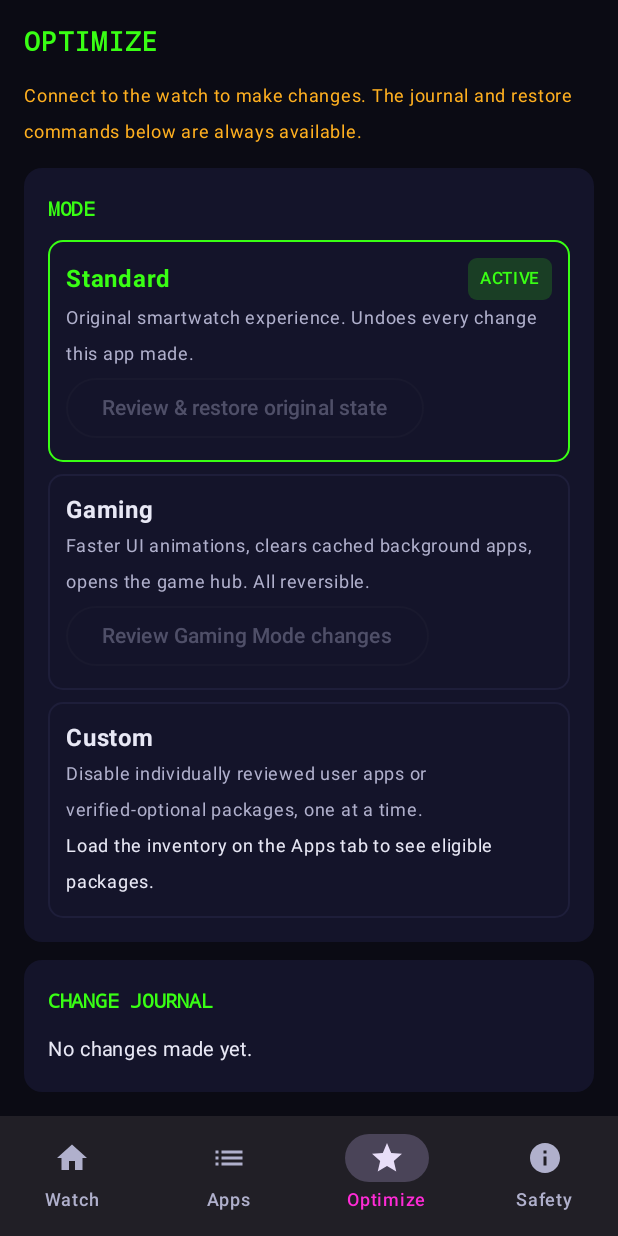
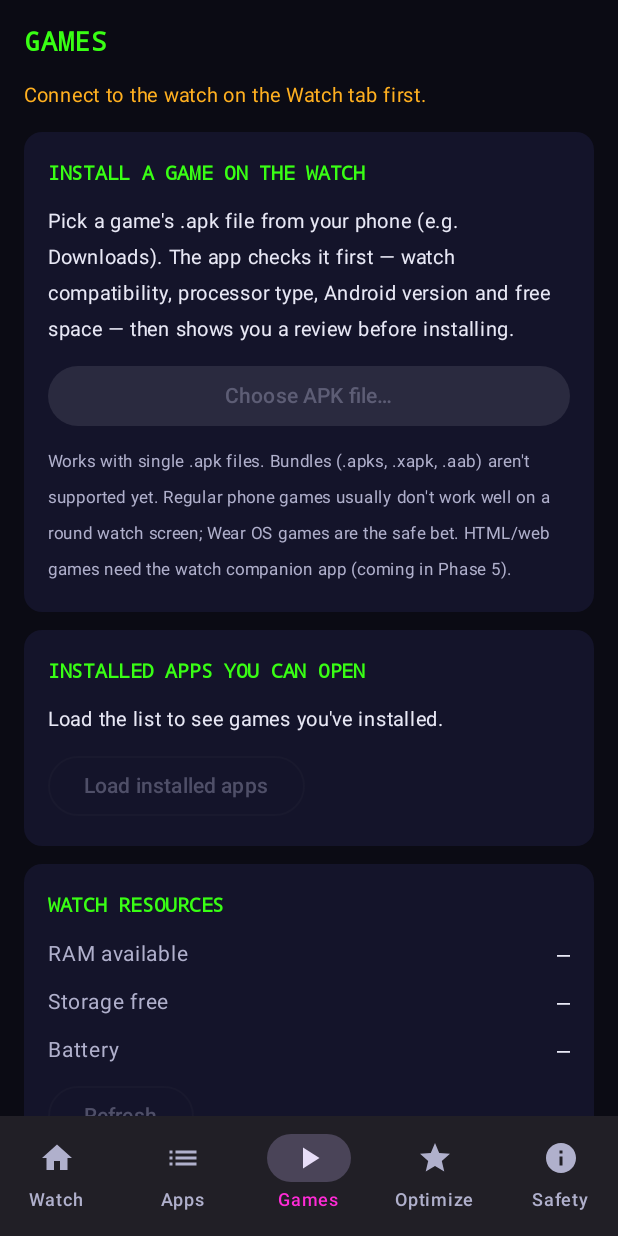
Before and after one commit to Down2space/GalaxyWatchGamingManager, an Android app built with Jetpack Compose: the screen it shows after launch (MainActivity), item 3 of the bottom bar chosen, on a phone screen of 412 x 824 dp. Run offline under Robolectric (Android 15) with nearby library versions, the phone set to English and light mode, and no system bars; libraries missing offline, so code that uses them is left out: io.github.muntashirakon.adb, org.bouncycastle.asn1, org.bouncycastle.cert, org.bouncycastle.operator, org.conscrypt; 1 statement that could not run was skipped.

Commit message:
Phase 6 start: Games tab — install APKs on the watch, open installed apps
- Inspect APK on the phone (watch feature, ABI, minSdk, size) before anything is sent
- Stream install via exec:cmd package install -S (ApprovedCommand only), journaled
- Undo = pm uninstall, only for installs this app made and still user apps
- Launch via resolve-activity + am start
- Clearer connect error instead of bare IOException

Co-Authored-By: Claude Opus 5.5 <noreply@anthropic.com>
Claude-Session: https://claude.ai/code/session_01QEMJGoabNMqxBJB9vRkpkm

```diff
--- a/app/build.gradle.kts
+++ b/app/build.gradle.kts
@@ -13,8 +13,8 @@ android {
         // Android 11+ is required on the PHONE for TLS wireless-debugging pairing.
         minSdk = 30
         targetSdk = 35
-        versionCode = 5
-        versionName = "0.4.1-phase4"
+        versionCode = 6
+        versionName = "0.5.0-games"
     }
 
     buildTypes {
--- a/app/src/main/java/com/gwgm/manager/safety/ChangeJournal.kt
+++ b/app/src/main/java/com/gwgm/manager/safety/ChangeJournal.kt
@@ -5,7 +5,7 @@ import org.json.JSONArray
 import org.json.JSONObject
 import java.io.File
 
-enum class ChangeKind { DISABLE_PACKAGE, ENABLE_PACKAGE, INSTALL_EXISTING, SET_GLOBAL_SETTING, KILL_BACKGROUND, LAUNCH_APP, RESTORE }
+enum class ChangeKind { INSTALL_APK, DISABLE_PACKAGE, ENABLE_PACKAGE, INSTALL_EXISTING, SET_GLOBAL_SETTING, KILL_BACKGROUND, LAUNCH_APP, RESTORE }
 
 /** One executed change, with everything needed to understand and undo it. */
 data class JournalEntry(
--- a/app/src/main/java/com/gwgm/manager/safety/ReadOnlyCommandPolicy.kt
+++ b/app/src/main/java/com/gwgm/manager/safety/ReadOnlyCommandPolicy.kt
@@ -19,6 +19,7 @@ object ReadOnlyCommandPolicy {
         Regex("cmd wifi status"),
         Regex("pm list packages( -[3sdu])?"),
         Regex("dumpsys package $PKG"),
+        Regex("cmd package resolve-activity --brief -a android.intent.action.MAIN -c android.intent.category.LAUNCHER $PKG"),
         Regex("settings get global (${ApprovedCommand.ANIMATION_KEYS})"),
     )
 
--- a/app/src/main/java/com/gwgm/manager/ui/AppRoot.kt
+++ b/app/src/main/java/com/gwgm/manager/ui/AppRoot.kt
@@ -5,6 +5,7 @@ import androidx.compose.foundation.layout.padding
 import androidx.compose.material.icons.Icons
 import androidx.compose.material.icons.filled.Home
 import androidx.compose.material.icons.filled.Info
+import androidx.compose.material.icons.filled.PlayArrow
 import androidx.compose.material.icons.filled.Star
 import androidx.compose.material.icons.automirrored.filled.List
 import androidx.compose.material3.Icon
@@ -47,8 +48,9 @@ fun AppRoot(vm: MainViewModel = viewModel()) {
                     listOf(
                         Triple("Watch", Icons.Filled.Home, 0),
                         Triple("Apps", Icons.AutoMirrored.Filled.List, 1),
-                        Triple("Optimize", Icons.Filled.Star, 2),
-                        Triple("Safety", Icons.Filled.Info, 3),
+                        Triple("Games", Icons.Filled.PlayArrow, 2),
+                        Triple("Optimize", Icons.Filled.Star, 3),
+                        Triple("Safety", Icons.Filled.Info, 4),
                     ).forEach { (label, icon, idx) ->
                         NavigationBarItem(
                             selected = tab == idx,
@@ -67,10 +69,11 @@ fun AppRoot(vm: MainViewModel = viewModel()) {
                 detail != null -> PackageDetailScreen(detail, ui, vm, onBack = vm::closeDetail)
                 tab == 0 -> DashboardScreen(ui, vm)
                 tab == 1 -> InventoryScreen(ui, vm)
-                tab == 2 -> OptimizeScreen(ui, vm, openChecklist = { tab = 3 })
+                tab == 2 -> GamesScreen(ui, vm)
+                tab == 3 -> OptimizeScreen(ui, vm, openChecklist = { tab = 4 })
                 else -> SafetyScreen(ui, vm)
             }
         }
-        ui.review?.let { r -> ChangeReviewDialog(r, vm, openChecklist = { vm.closeDetail(); tab = 3 }) }
+        ui.review?.let { r -> ChangeReviewDialog(r, vm, openChecklist = { vm.closeDetail(); tab = 4 }) }
     }
 }
--- /dev/null
+++ b/app/src/main/java/com/gwgm/manager/ui/GamesScreen.kt
@@ -0,0 +1,110 @@
+package com.gwgm.manager.ui
+
+import androidx.activity.compose.rememberLauncherForActivityResult
+import androidx.activity.result.contract.ActivityResultContracts
+import androidx.compose.foundation.layout.Arrangement
+import androidx.compose.foundation.layout.Column
+import androidx.compose.foundation.layout.Row
+import androidx.compose.foundation.layout.Spacer
+import androidx.compose.foundation.layout.fillMaxSize
+import androidx.compose.foundation.layout.fillMaxWidth
+import androidx.compose.foundation.layout.padding
+import androidx.compose.foundation.layout.size
+import androidx.compose.foundation.layout.width
+import androidx.compose.foundation.rememberScrollState
+import androidx.compose.foundation.verticalScroll
+import androidx.compose.material3.Button
+import androidx.compose.material3.CircularProgressIndicator
+import androidx.compose.material3.MaterialTheme
+import androidx.compose.material3.OutlinedButton
+import androidx.compose.material3.Text
+import androidx.compose.material3.TextButton
+import androidx.compose.runtime.Composable
+import androidx.compose.ui.Alignment
+import androidx.compose.ui.Modifier
+import androidx.compose.ui.text.font.FontFamily
+import androidx.compose.ui.text.font.FontWeight
+import androidx.compose.ui.unit.dp
+import androidx.compose.ui.unit.sp
+import com.gwgm.manager.adb.ConnState
+import com.gwgm.manager.safety.AppCategory
+import com.gwgm.manager.ui.theme.Amber
+
+@Composable
+fun GamesScreen(ui: UiState, vm: MainViewModel) {
+    val connected = ui.conn is ConnState.Connected
+    val picker = rememberLauncherForActivityResult(ActivityResultContracts.OpenDocument()) { uri ->
+        if (uri != null) vm.onApkPicked(uri)
+    }
+    val userApps = ui.apps.filter { it.classification.category == AppCategory.USER && it.installedForUser && it.isEnabled }
+
+    Column(
+        Modifier.fillMaxSize().verticalScroll(rememberScrollState()).padding(16.dp),
+        verticalArrangement = Arrangement.spacedBy(12.dp),
+    ) {
+        Text("GAMES", fontFamily = FontFamily.Monospace, fontWeight = FontWeight.Bold,
+            color = MaterialTheme.colorScheme.primary, fontSize = 18.sp)
+        if (!connected) Text("Connect to the watch on the Watch tab first.", color = Amber, fontSize = 13.sp)
+
+        SectionCard("Install a game on the watch") {
+            Text(
+                "Pick a game's .apk file from your phone (e.g. Downloads). The app checks it first — " +
+                    "watch compatibility, processor type, Android version and free space — then shows you a review before installing.",
+                fontSize = 13.sp,
+            )
+            Button(
+                onClick = { picker.launch(arrayOf("application/vnd.android.package-archive", "application/octet-stream", "*/*")) },
+                enabled = connected && !ui.planning,
+                modifier = Modifier.fillMaxWidth(),
+            ) { Text("Choose APK file…") }
+            if (ui.planning) Row(verticalAlignment = Alignment.CenterVertically) {
+                CircularProgressIndicator(Modifier.size(18.dp), strokeWidth = 2.dp); Spacer(Modifier.width(8.dp))
+                Text("Checking the APK and the watch…", fontSize = 13.sp)
+            }
+            ui.pickedApk?.let { a ->
+                InfoRow("Last checked", a.label)
+                InfoRow("Package", a.packageName)
+                InfoRow("Made for watches", if (a.isWatchApp) "Yes" else "No — may not work well")
+                InfoRow("Processor code", a.abis.ifEmpty { listOf("any (no native code)") }.joinToString())
+            }
+            Text(
+                "Works with single .apk files. Bundles (.apks, .xapk, .aab) aren't supported yet. " +
+                    "Regular phone games usually don't work well on a round watch screen; Wear OS games are the safe bet. " +
+                    "HTML/web games need the watch companion app (coming in Phase 5).",
+                fontSize = 11.sp, color = MaterialTheme.colorScheme.onSurfaceVariant,
+            )
+        }
+
+        SectionCard("Installed apps you can open") {
+            if (ui.apps.isEmpty()) {
+                Text("Load the list to see games you've installed.", fontSize = 13.sp)
+                OutlinedButton(onClick = vm::loadInventory, enabled = connected && !ui.appsLoading) {
+                    Text(if (ui.appsLoading) "Loading…" else "Load installed apps")
+                }
+            } else {
+                if (userApps.isEmpty()) Text("No user-installed apps yet.", fontSize = 13.sp)
+                userApps.forEach { app ->
+                    Row(verticalAlignment = Alignment.CenterVertically) {
+                        Column(Modifier.weight(1f)) {
+                            Text(app.displayName, fontSize = 14.sp)
+                            Text(app.packageName, fontSize = 11.sp, fontFamily = FontFamily.Monospace,
+                                color = MaterialTheme.colorScheme.onSurfaceVariant)
+                        }
+                        TextButton(onClick = { vm.launchOnWatch(app) }, enabled = connected && ui.launching == null) {
+                            Text(if (ui.launching == app.packageName) "Opening…" else "Open on watch")
+                        }
+                    }
+                }
+                OutlinedButton(onClick = vm::loadInventory, enabled = connected && !ui.appsLoading) { Text("Reload") }
+            }
+        }
+
+        SectionCard("Watch resources") {
+            val i = ui.info
+            InfoRow("RAM available", i?.memory?.let { "${formatKb(it.availableKb)} of ${formatKb(it.totalKb)}" })
+            InfoRow("Storage free", i?.storage?.let { "${formatKb(it.availableKb)} of ${formatKb(it.totalKb)}" })
+            InfoRow("Battery", i?.battery?.levelPercent?.let { "$it%" })
+            OutlinedButton(onClick = vm::refresh, enabled = connected && !ui.infoLoading) { Text("Refresh") }
+        }
+    }
+}
```
Also changed, not shown: app/src/main/java/com/gwgm/manager/adb/WatchConnection.kt (+40 -11 lines), app/src/main/java/com/gwgm/manager/data/ApkInspector.kt (added, +75 -0 lines), app/src/main/java/com/gwgm/manager/safety/ChangePlanner.kt (+77 -5 lines), app/src/main/java/com/gwgm/manager/safety/ModificationPolicy.kt (+6 -1 lines), app/src/main/java/com/gwgm/manager/ui/MainViewModel.kt (+32 -0 lines), 1 other file.
